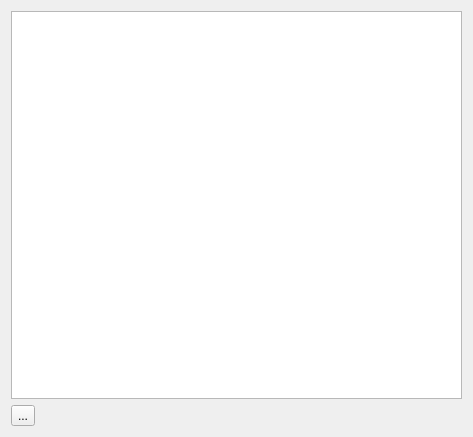
First picture: the form in viewlista.ui, repository Garoth93/Confronta-csv, before the edit.
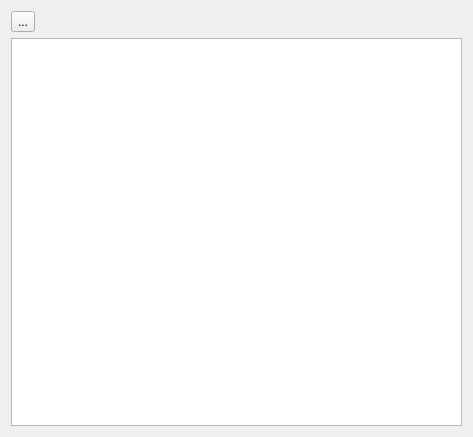
Second picture: the form after the edit.

Patch:
```diff
--- a/viewlista.ui
+++ b/viewlista.ui
@@ -16,10 +16,10 @@
   <layout class="QGridLayout" name="gridLayout">
    <item row="0" column="0">
     <layout class="QGridLayout" name="gridLayout_2">
-     <item row="0" column="0">
+     <item row="1" column="0">
       <widget class="QTableView" name="tv_princ"/>
      </item>
-     <item row="1" column="0">
+     <item row="0" column="0">
       <widget class="QToolButton" name="b_addPrinc">
        <property name="text">
         <string>...</string>
```
